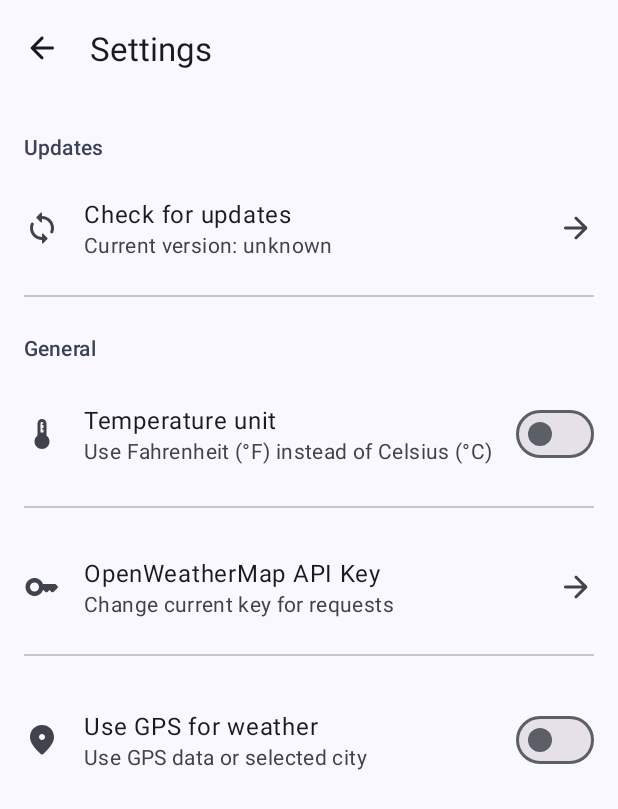
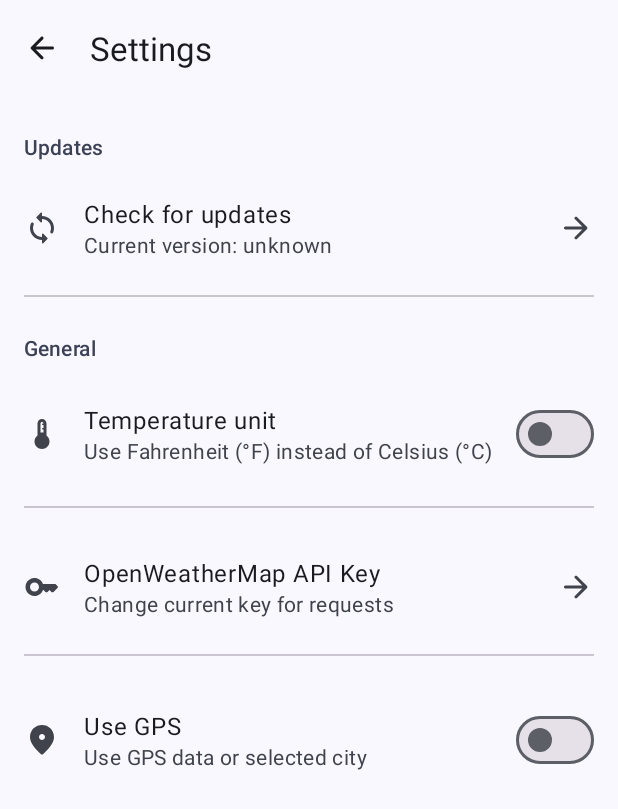
Before and after one commit to untried-duck61/weather_android, an Android app: the SettingsActivity screen opened directly, with no data from a screen before it, on a phone screen of 412 x 824 dp. Shown: the top 809 px of the screen. Run offline under Robolectric (Android 15) with nearby library versions, the phone set to English and light mode, and no system bars; our stand-ins replace Volley.

Commit message:
Add some more strings

```diff
--- a/app/src/main/res/values/strings.xml
+++ b/app/src/main/res/values/strings.xml
@@ -92,6 +92,8 @@
     <string name="weather_city_name_textfield_label">Choose your city:</string>
     <string name="tv_update_status_updated_for_selected_city_status">Updated weather for selected city</string>
     <string name="settings_upd_mode_desc">Use GPS or not setting</string>
-    <string name="settings_upd_mode_title">Use GPS for weather</string>
+    <string name="settings_upd_mode_title">Use GPS</string>
     <string name="settings_upd_mode_sub">Use GPS data or selected city</string>
+    <string name="city_name_textfield_hint">Название города</string>
+    <string name="city_search_autocomplete_tv_hint">Введите название города</string>
 </resources>
```
Also changed, not shown: 1 other file.
